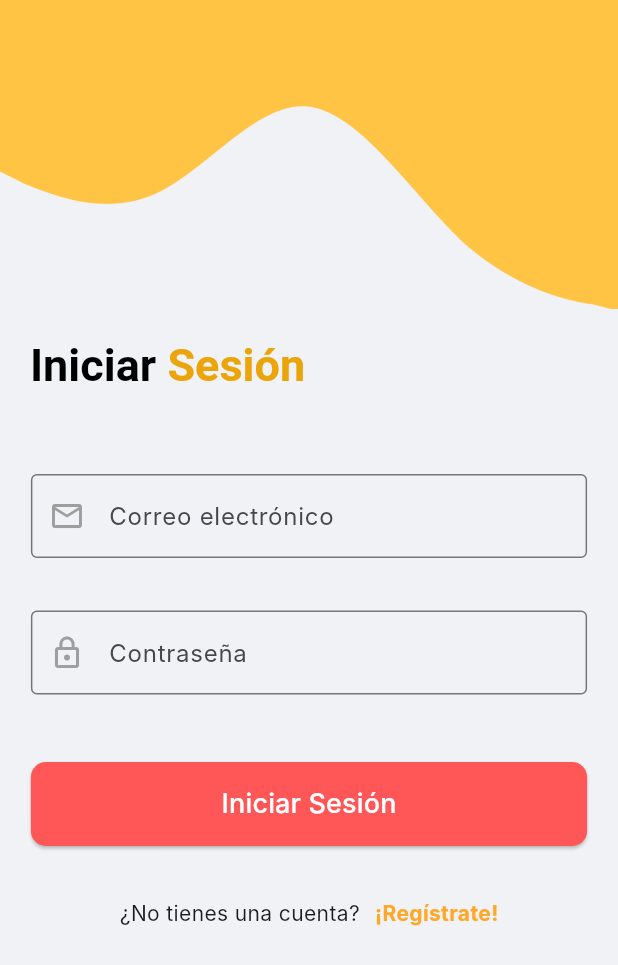
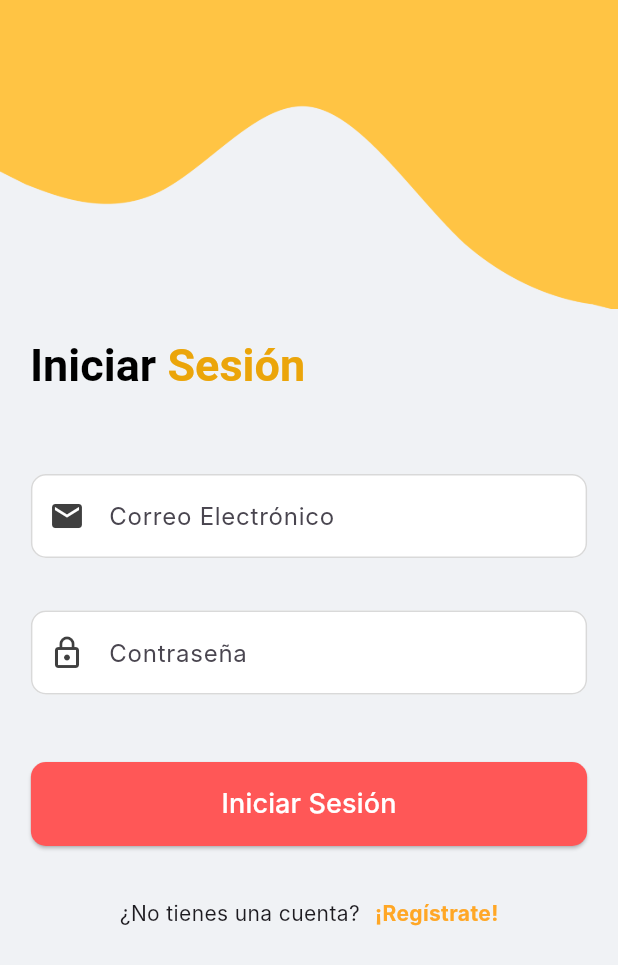
Before and after one commit to SI728-Emergentes-CargaSinEstres/mobile-app, a Flutter app: the screen it shows after launch, after a tap on "Comenzar", on a phone screen of 412 x 824 dp. Shown: the top 965 px of the screen. Run offline on Flutter 3.47's test engine with Material 3 defaults, Android fonts, the phone set to English and light mode, and no system bars; Roboto replaces fonts that are missing (Inter).

Commit message:
chore: Update login input designs

```diff
--- a/carga_sin_estres_flutter/lib/screens/menu/login.dart
+++ b/carga_sin_estres_flutter/lib/screens/menu/login.dart
@@ -1,3 +1,4 @@
+import 'package:carga_sin_estres_flutter/utils/theme.dart';
 import 'package:flutter/material.dart';
 
 class LoginScreen extends StatefulWidget {
@@ -70,50 +71,10 @@ class _LoginScreenState extends State<LoginScreen> {
                       ),
                     ),
                     const SizedBox(height: 55),
-                    SizedBox(
-                      width: inputWidth,
-                      child: const TextField(
-                        decoration: InputDecoration(
-                          prefixIcon:
-                              Icon(Icons.email_outlined, color: Colors.grey),
-                          labelText: 'Correo electrónico',
-                          border: OutlineInputBorder(),
-                        ),
-                      ),
-                    ),
+                    _buildFormInput(
+                        inputWidth, 'Correo Electrónico', Icons.email),
                     const SizedBox(height: 35),
-                    SizedBox(
-                      width: inputWidth,
-                      child: TextField(
-                        controller: _passwordController,
-                        obscureText: !_isPasswordVisible,
-                        decoration: InputDecoration(
-                          prefixIcon: const Icon(
-                            Icons.lock_outline,
-                            color: Colors.grey,
-                          ),
-                          suffixIcon: _passwordController.text.isNotEmpty
-                              ? IconButton(
-                                  icon: Icon(
-                                    _isPasswordVisible
-                                        ? Icons.visibility_off
-                                        : Icons.visibility,
-                                  ),
-                                  onPressed: () {
-                                    setState(() {
-                                      _isPasswordVisible = !_isPasswordVisible;
-                                    });
-                                  },
-                                )
-                              : null,
-                          labelText: 'Contraseña',
-                          border: const OutlineInputBorder(),
-                        ),
-                        onChanged: (value) {
-                          setState(() {});
-                        },
-                      ),
-                    ),
+                    _buildPasswordInput(inputWidth, 'Contraseña'),
                     const SizedBox(height: 45),
                     SizedBox(
                       width: inputWidth,
@@ -167,4 +128,100 @@ class _LoginScreenState extends State<LoginScreen> {
       ),
     );
   }
+
+  Widget _buildFormInput(double inputWidth, String labelText, IconData icon) {
+    return SizedBox(
+      width: inputWidth,
+      child: TextField(
+        decoration: InputDecoration(
+          prefixIcon: Icon(
+            icon,
+            color: AppTheme.secondaryGray,
+          ),
+          labelText: labelText,
+          border: OutlineInputBorder(
+            borderRadius: BorderRadius.circular(10),
+            borderSide: const BorderSide(
+              color: AppTheme.secondaryGray2,
+              width: 1.0,
+            ),
+          ),
+          enabledBorder: OutlineInputBorder(
+            borderRadius: BorderRadius.circular(10),
+            borderSide: const BorderSide(
+              color: AppTheme.secondaryGray2,
+              width: 1.0,
+            ),
+          ),
+          focusedBorder: OutlineInputBorder(
+            borderRadius: BorderRadius.circular(10),
+            borderSide: const BorderSide(
+              color: AppTheme.secondaryGray2,
+              width: 1.0,
+            ),
+          ),
+          filled: true,
+          fillColor: const Color.fromARGB(255, 255, 255, 255),
+        ),
+      ),
+    );
+  }
+
+  Widget _buildPasswordInput(double inputWidth, String labelText) {
+    return SizedBox(
+      width: inputWidth,
+      child: TextField(
+        controller: _passwordController,
+        obscureText: !_isPasswordVisible,
+        decoration: InputDecoration(
+          prefixIcon: const Icon(
+            Icons.lock_outline,
+            color: AppTheme.secondaryGray,
+          ),
+          suffixIcon: _passwordController.text.isNotEmpty
+              ? IconButton(
+                  icon: Icon(
+                    _isPasswordVisible
+                        ? Icons.visibility_off
+                        : Icons.visibility,
+                    color: AppTheme.secondaryGray,
+                  ),
+                  onPressed: () {
+                    setState(() {
+                      _isPasswordVisible = !_isPasswordVisible;
+                    });
+                  },
+                )
+              : null,
+          labelText: labelText,
+          border: OutlineInputBorder(
+            borderRadius: BorderRadius.circular(10),
+            borderSide: const BorderSide(
+              color: AppTheme.secondaryGray2,
+              width: 1.0,
+            ),
+          ),
+          enabledBorder: OutlineInputBorder(
+            borderRadius: BorderRadius.circular(10),
+            borderSide: const BorderSide(
+              color: AppTheme.secondaryGray2,
+              width: 1.0,
+            ),
+          ),
+          focusedBorder: OutlineInputBorder(
+            borderRadius: BorderRadius.circular(10),
+            borderSide: const BorderSide(
+              color: AppTheme.secondaryGray2,
+              width: 1.0,
+            ),
+          ),
+          filled: true,
+          fillColor: const Color.fromARGB(255, 255, 255, 255),
+        ),
+        onChanged: (value) {
+          setState(() {});
+        },
+      ),
+    );
+  }
 }
```
